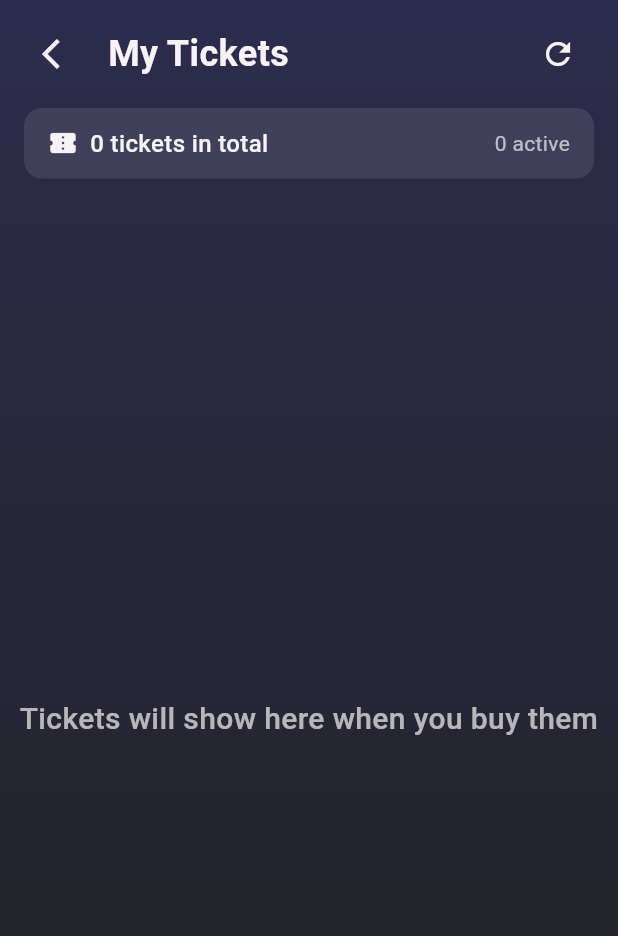
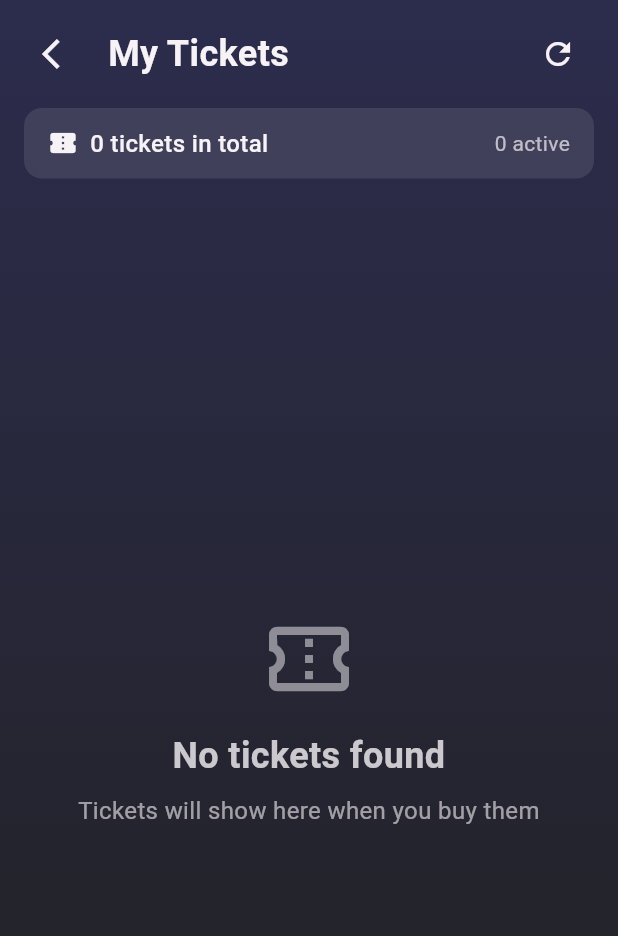
Before and after one commit to AngeloLentini01/MUFANT-app, a Flutter app: the TicketListPage screen opened directly, after a tap on the "refresh" icon, on a phone screen of 412 x 824 dp. Shown: the top 936 px of the screen. Run offline on Flutter 3.47's test engine with Material 3 defaults, Android fonts, the phone set to English and light mode, and no system bars; our stand-ins replace badges, flutter_slidable, flutter_staggered_animations, google_fonts, grouped_list, introduction_screen and 3 more; missing offline and left inert: barcode, fuzzywuzzy, gal, money2, ticket_material, ulid; accounts and stored records are empty; Roboto replaces fonts that are missing (Exo).

Commit message:
fix: fixed tickets disapppearing after reloading them

```diff
--- a/app/lib/data/services/ticket_service.dart
+++ b/app/lib/data/services/ticket_service.dart
@@ -46,12 +46,11 @@ class TicketService {
 
   // Removed _loadTickets and all mock/demo ticket logic.
 
-  /// Refresh tickets (simulates API refresh)
+  /// Refresh tickets (reloads from storage)
   Future<void> refreshTickets() async {
-    // Simulate API call delay
+    // Reload tickets from storage instead of clearing them
     await Future.delayed(const Duration(seconds: 1));
-    _tickets.clear();
-    await _saveTickets();
+    await _loadTickets();
   }
 
   void _sortTickets() {
--- a/app/lib/presentation/views/checkout/checkout_page.dart
+++ b/app/lib/presentation/views/checkout/checkout_page.dart
@@ -182,8 +182,10 @@ class _CheckoutPageState extends State<CheckoutPage> {
             _logger,
             'Added ticket to database: '
             'Event: "${cartItem.details.name}", '
+            'Museum Activity: "${cartItem.museumActivity.details.name}", '
             'Date: "${cartItem.museumActivity.activeTimePeriod.start}", '
-            'Price: "${cartItem.price}"',
+            'Price: "${cartItem.price}", '
+            'Charging Rate: "${cartItem.chargingRate}"',
           );
         } else {
           AppLogger.warning(
--- a/app/lib/presentation/views/tabBarPages/profilePage/ticketList/ticket_list_page.dart
+++ b/app/lib/presentation/views/tabBarPages/profilePage/ticketList/ticket_list_page.dart
@@ -81,6 +81,11 @@ class TicketListPageState extends State<TicketListPage> {
 
   /// Refresh tickets list
   Future<void> _refreshTickets() async {
+    // Show loading indicator
+    setState(() {
+      _tickets = []; // Clear current list to show loading
+    });
+
     await _ticketService.refreshTickets();
     await _loadTickets();
   }
@@ -533,14 +538,35 @@ class TicketListPageState extends State<TicketListPage> {
 
   Widget _buildEmptyState() {
     return Center(
-      child: Text(
-        'Tickets will show here when you buy them',
-        style: TextStyle(
-          color: kWhiteColor.withValues(alpha: 0.7),
-          fontSize: 20,
-          fontWeight: FontWeight.w500,
-        ),
-        textAlign: TextAlign.center,
+      child: Column(
+        mainAxisAlignment: MainAxisAlignment.center,
+        children: [
+          Icon(
+            Icons.confirmation_number_outlined,
+            size: 64,
+            color: kWhiteColor.withValues(alpha: 0.5),
+          ),
+          const SizedBox(height: 16),
+          Text(
+            'No tickets found',
+            style: TextStyle(
+              color: kWhiteColor.withValues(alpha: 0.8),
+              fontSize: 24,
+              fontWeight: FontWeight.bold,
+            ),
+            textAlign: TextAlign.center,
+          ),
+          const SizedBox(height: 8),
+          Text(
+            'Tickets will show here when you buy them',
+            style: TextStyle(
+              color: kWhiteColor.withValues(alpha: 0.6),
+              fontSize: 16,
+              fontWeight: FontWeight.w400,
+            ),
+            textAlign: TextAlign.center,
+          ),
+        ],
       ),
     );
   }
```
Also changed, not shown: app/lib/presentation/views/checkout/cart_confirmation/cart_confirmation_page.dart (+93 -2 lines).
